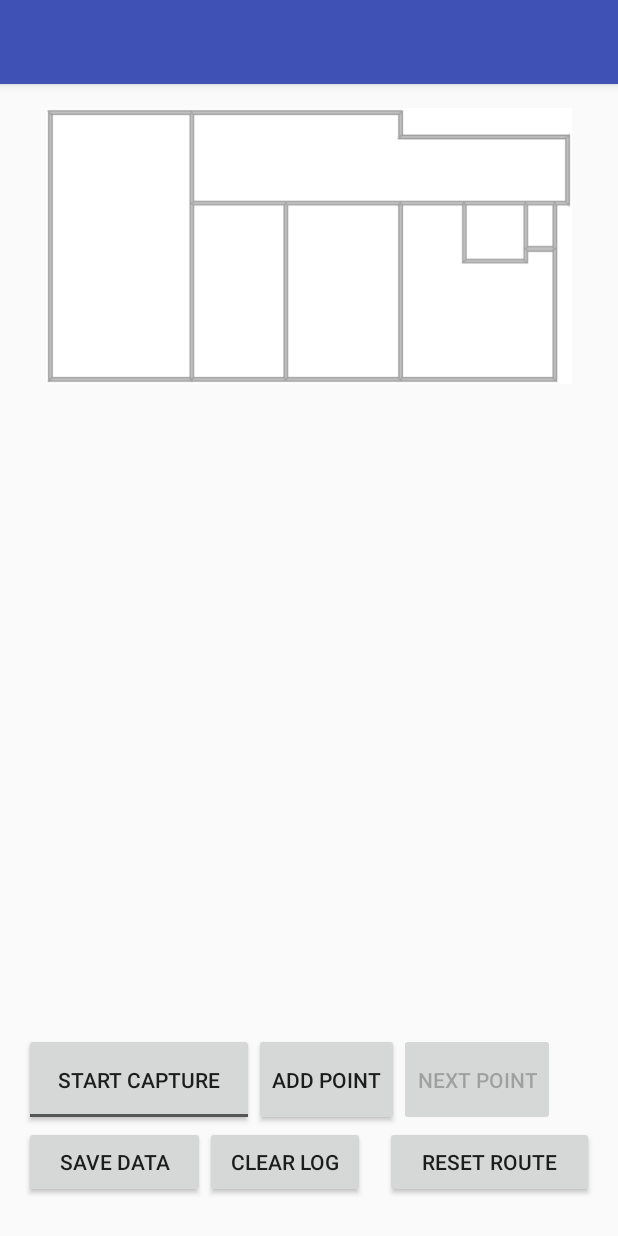
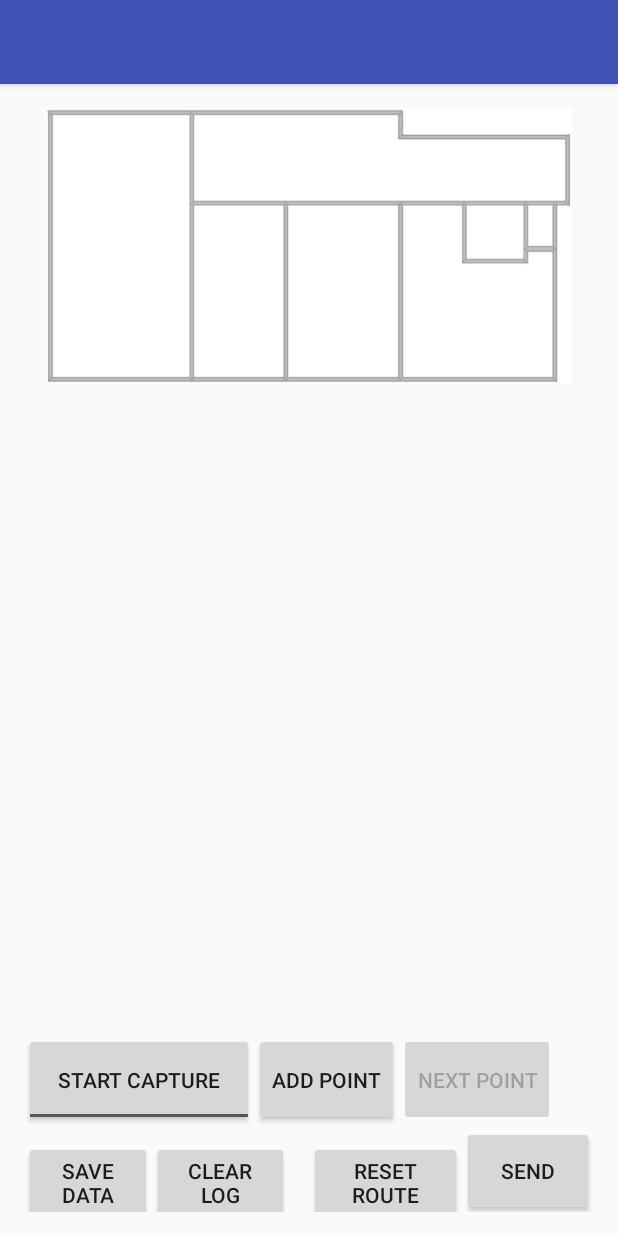
Before and after one commit to Informhunter/IPS, an Android app: the screen it shows after launch (MainActivity), on a phone screen of 412 x 824 dp. Run offline under Robolectric (Android 15) with nearby library versions, the phone set to English and light mode, and no system bars.

Commit message:
Implemented basic data upload to sever and server receiving

```diff
--- a/Android/DataCollector/app/build.gradle
+++ b/Android/DataCollector/app/build.gradle
@@ -26,4 +26,5 @@ dependencies {
     })
     compile 'com.android.support:appcompat-v7:25.2.0'
     testCompile 'junit:junit:4.12'
+
 }
--- a/Android/DataCollector/app/src/main/AndroidManifest.xml
+++ b/Android/DataCollector/app/src/main/AndroidManifest.xml
@@ -6,6 +6,8 @@
     <uses-permission android:name="android.permission.BLUETOOTH_ADMIN" />
     <uses-permission android:name="android.permission.ACCESS_COARSE_LOCATION" />
     <uses-permission android:name="android.permission.WRITE_EXTERNAL_STORAGE" />
+    <uses-permission android:name="android.permission.READ_EXTERNAL_STORAGE" />
+    <uses-permission android:name="android.permission.INTERNET" />
 
     <application
         android:allowBackup="true"
--- a/Android/DataCollector/app/src/main/java/io/informhunter/datacollector/MainActivity.java
+++ b/Android/DataCollector/app/src/main/java/io/informhunter/datacollector/MainActivity.java
@@ -1,10 +1,12 @@
 package io.informhunter.datacollector;
 
 import android.Manifest;
+import android.app.Activity;
 import android.bluetooth.BluetoothAdapter;
 import android.bluetooth.BluetoothDevice;
 import android.content.Context;
 import android.content.Intent;
+import android.content.pm.PackageManager;
 import android.graphics.Bitmap;
 import android.graphics.BitmapFactory;
 import android.graphics.Canvas;
@@ -15,6 +17,8 @@ import android.hardware.SensorEvent;
 import android.hardware.SensorEventListener;
 import android.hardware.SensorManager;
 import android.os.Environment;
+import android.os.StrictMode;
+import android.support.v4.app.ActivityCompat;
 import android.support.v7.app.AppCompatActivity;
 import android.os.Bundle;
 import android.view.MotionEvent;
@@ -25,6 +29,7 @@ import android.widget.TextView;
 import android.widget.ToggleButton;
 
 import java.io.File;
+import java.io.FileReader;
 import java.io.FileWriter;
 import java.util.ArrayList;
 import java.util.Iterator;
@@ -61,12 +66,42 @@ public class MainActivity extends AppCompatActivity {
     };
 
 
+    private static final int REQUEST_EXTERNAL_STORAGE = 1;
+    private static String[] PERMISSIONS_STORAGE = {
+            Manifest.permission.READ_EXTERNAL_STORAGE,
+            Manifest.permission.WRITE_EXTERNAL_STORAGE,
+            Manifest.permission.ACCESS_COARSE_LOCATION
+    };
+
+    /**
+     * Checks if the app has permission to write to device storage
+     *
+     * If the app does not has permission then the user will be prompted to grant permissions
+     *
+     * @param activity
+     */
+    public static void verifyStoragePermissions(Activity activity) {
+        // Check if we have write permission
+        int permission = ActivityCompat.checkSelfPermission(activity, Manifest.permission.WRITE_EXTERNAL_STORAGE);
+
+        if (permission != PackageManager.PERMISSION_GRANTED) {
+            // We don't have permission so prompt the user
+            ActivityCompat.requestPermissions(
+                    activity,
+                    PERMISSIONS_STORAGE,
+                    REQUEST_EXTERNAL_STORAGE
+            );
+        }
+    }
 
 
     @Override
     protected void onCreate(Bundle savedInstanceState) {
         super.onCreate(savedInstanceState);
         setContentView(R.layout.activity_main);
+
+        StrictMode.ThreadPolicy policy = new StrictMode.ThreadPolicy.Builder().permitAll().build();
+        StrictMode.setThreadPolicy(policy);
 
         mAdapter = BluetoothAdapter.getDefaultAdapter();
         if (!mAdapter.isEnabled()) {
@@ -130,9 +165,7 @@ public class MainActivity extends AppCompatActivity {
             public void onAccuracyChanged(Sensor sensor, int accuracy) {}
         }, mLinearAccSensor, SensorManager.SENSOR_DELAY_NORMAL);
 
-
-        requestPermissions(new String[]{Manifest.permission.ACCESS_COARSE_LOCATION}, 1);
-        requestPermissions(new String[]{Manifest.permission.WRITE_EXTERNAL_STORAGE}, 1);
+        verifyStoragePermissions(this);
 
         BitmapFactory.Options options = new BitmapFactory.Options();
         options.inScaled = true;
@@ -295,7 +328,6 @@ public class MainActivity extends AppCompatActivity {
         String positionDataFile = folder.toString() + "/" + "position_data.csv";
         String rssiDataFile = folder.toString() + "/" + "rssi_data.csv";
         String laDataFile = folder.toString() + "/" + "la_data.csv";
-        String DataFile = folder.toString() + "/" + "la_data.csv";
 
 
 
@@ -330,5 +362,26 @@ public class MainActivity extends AppCompatActivity {
         }
     }
 
+    public void onSendButtonClick(View v) {
+        File folder = new File(Environment.getExternalStoragePublicDirectory(Environment.DIRECTORY_DOCUMENTS), "datacollector");
+        boolean created = folder.mkdirs();
 
+        String positionDataFileName = folder.toString() + "/" + "position_data.csv";
+        String rssiDataFileName = folder.toString() + "/" + "rssi_data.csv";
+        //String laDataFile = folder.toString() + "/" + "la_data.csv";
+        TextView textLog = (TextView) findViewById(R.id.textLog);
+
+
+        try {
+            MultipartUtility multipart = new MultipartUtility("http://192.168.42.178:5000/upload", "UTF-8");
+            File rssiDataFile = new File(rssiDataFileName);
+            File positionDataFile = new File(positionDataFileName);
+            multipart.addFilePart("rssi_data", rssiDataFile);
+            multipart.addFilePart("position_data", positionDataFile);
+            multipart.finish();
+        } catch (Exception e) {
+            textLog.append("Exception: " + e.toString() + "\n");
+        }
+        textLog.append("Send data\n");
+    }
 }
--- a/Android/DataCollector/app/src/main/res/layout/activity_main.xml
+++ b/Android/DataCollector/app/src/main/res/layout/activity_main.xml
@@ -83,38 +83,45 @@
         </LinearLayout>
 
         <LinearLayout
-            android:orientation="horizontal"
             android:layout_width="match_parent"
-            android:layout_height="60dp">
+            android:layout_height="60dp"
+            android:orientation="horizontal">
 
             <Button
-                android:text="Save data"
+                android:id="@+id/saveButton"
                 android:layout_width="wrap_content"
                 android:layout_height="wrap_content"
-                android:id="@+id/saveButton"
                 android:layout_alignParentBottom="true"
                 android:layout_alignParentEnd="true"
+                android:layout_weight="1"
                 android:onClick="onClickButtonSave"
-                android:layout_weight="1" />
+                android:text="Save data" />
 
             <Button
-                android:text="Clear log"
+                android:id="@+id/clearButton"
                 android:layout_width="wrap_content"
                 android:layout_height="wrap_content"
-                android:id="@+id/clearButton"
                 android:layout_alignParentBottom="true"
+                android:layout_marginEnd="13dp"
                 android:layout_toStartOf="@+id/saveButton"
-                android:layout_marginEnd="13dp"
+                android:layout_weight="0.43"
                 android:onClick="onClickButtonClear"
-                android:layout_weight="0.43" />
+                android:text="Clear log" />
 
             <Button
-                android:text="Reset route"
+                android:id="@+id/resetRouteButton"
                 android:layout_width="wrap_content"
                 android:layout_height="wrap_content"
-                android:id="@+id/resetRouteButton"
                 android:layout_weight="1"
-                android:onClick="onResetRouteButtonClick" />
+                android:onClick="onResetRouteButtonClick"
+                android:text="Reset route" />
+
+            <Button
+                android:id="@+id/sendButton"
+                android:layout_width="wrap_content"
+                android:layout_height="match_parent"
+                android:onClick="onSendButtonClick"
+                android:text="Send" />
         </LinearLayout>
 
     </LinearLayout>
```
Also changed, not shown: Android/DataCollector/app/src/main/java/io/informhunter/datacollector/MultipartUtility.java (added, +148 -0 lines), Android/DataCollector/app/src/main/java/io/informhunter/datacollector/RSSIDataPoint.java (+4 -5 lines), Android/DataCollector/app/src/main/java/io/informhunter/datacollector/Util.java (+9 -0 lines), 5 other files.
